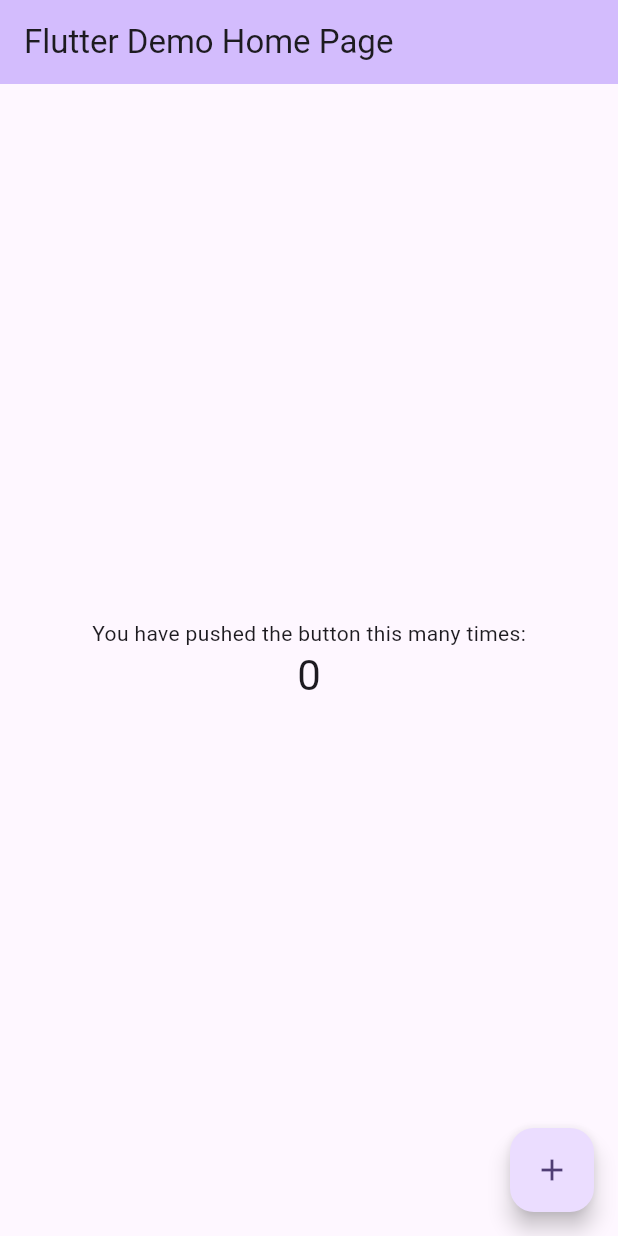
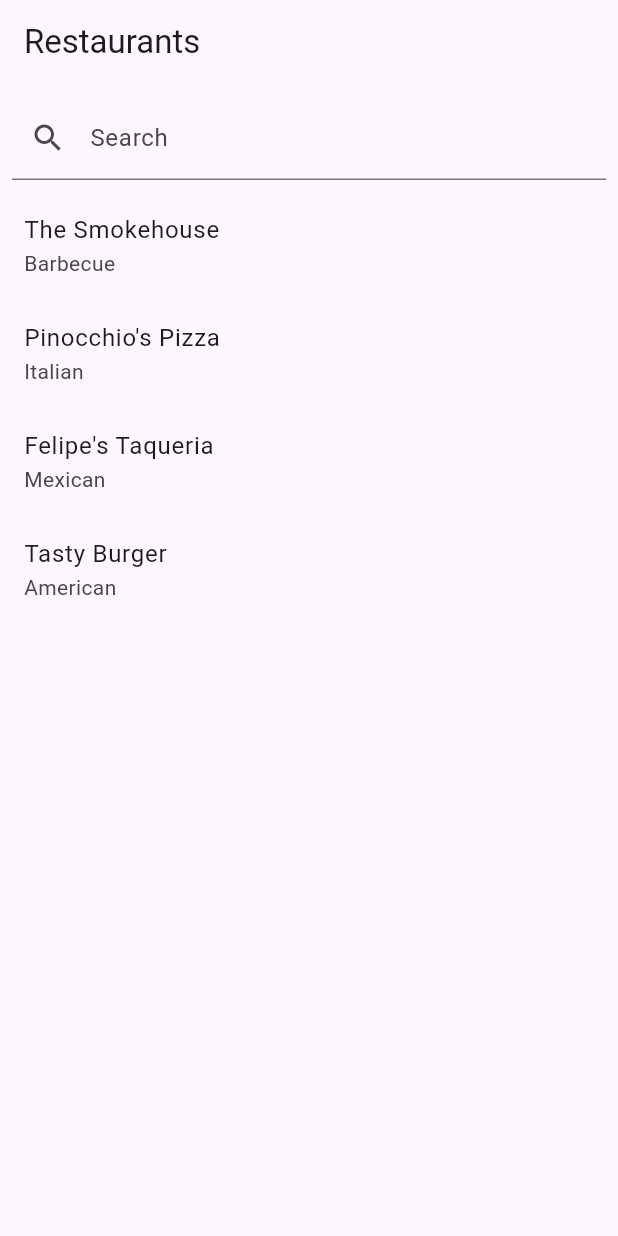
Before and after one commit to LucaXYB/restaurant_app, a Flutter app: the screen it shows after launch, on a phone screen of 412 x 824 dp. Run offline on Flutter 3.47's test engine with Material 3 defaults, Android fonts, the phone set to English and light mode, and no system bars; our stand-ins replace flutter_riverpod.

Commit message:
Inplement restaurant app: Show the list, basic Search

```diff
--- /dev/null
+++ b/assets/restaurants.json
@@ -0,0 +1,22 @@
+[
+    {
+        "id": 1,
+        "name": "The Smokehouse",
+        "cuisine": "Barbecue"
+    },
+    {
+        "id": 2,
+        "name": "Pinocchio's Pizza",
+        "cuisine": "Italian"
+    },
+    {
+        "id": 3,
+        "name": "Felipe's Taqueria",
+        "cuisine": "Mexican"
+    },
+    {
+        "id": 4,
+        "name": "Tasty Burger",
+        "cuisine": "American"
+    }
+]
--- a/lib/main.dart
+++ b/lib/main.dart
@@ -1,7 +1,10 @@
 import 'package:flutter/material.dart';
+import 'package:flutter_riverpod/flutter_riverpod.dart';
+import 'restaurant_list.dart';
 
 void main() {
-  runApp(const MyApp());
+  //runApp(const MyApp());
+  runApp(const ProviderScope(child: MyApp()));
 }
 
 class MyApp extends StatelessWidget {
@@ -11,7 +14,8 @@ class MyApp extends StatelessWidget {
   @override
   Widget build(BuildContext context) {
     return MaterialApp(
-      title: 'Flutter Demo',
+      //title: 'Flutter Demo',
+      title: 'Restaurant App',
       theme: ThemeData(
         // This is the theme of your application.
         //
@@ -31,7 +35,8 @@ class MyApp extends StatelessWidget {
         colorScheme: ColorScheme.fromSeed(seedColor: Colors.deepPurple),
         useMaterial3: true,
       ),
-      home: const MyHomePage(title: 'Flutter Demo Home Page'),
+      //home: const MyHomePage(title: 'Flutter Demo Home Page'),
+      home: const RestaurantList(),
     );
   }
 }
--- /dev/null
+++ b/lib/restaurant_list.dart
@@ -0,0 +1,70 @@
+import 'package:flutter/material.dart';
+import 'package:flutter_riverpod/flutter_riverpod.dart';
+import 'restaurant_provider.dart';
+
+class RestaurantList extends ConsumerStatefulWidget {
+  const RestaurantList({Key? key}) : super(key: key);
+
+  @override
+  _RestaurantListState createState() => _RestaurantListState();
+}
+
+class _RestaurantListState extends ConsumerState<RestaurantList> {
+  late TextEditingController searchController;
+
+  @override
+  void initState() {
+    super.initState();
+    // 初始化时绑定初始状态
+    searchController = TextEditingController(text: ref.read(searchProvider));
+
+    // 监听 TextEditingController 的变化并更新状态
+    searchController.addListener(() {
+      ref.read(searchProvider.notifier).state = searchController.text;
+    });
+  }
+
+  @override
+  void dispose() {
+    searchController.dispose();
+    super.dispose();
+  }
+
+  @override
+  Widget build(BuildContext context) {
+    final restaurants = ref.watch(filteredRestaurantProvider);
+
+    return Scaffold(
+      appBar: AppBar(title: const Text('Restaurants')),
+      body: Column(
+        children: [
+          Padding(
+            padding: const EdgeInsets.all(8.0),
+            child: TextField(
+              controller: searchController,
+              decoration: const InputDecoration(
+                labelText: 'Search',
+                prefixIcon: Icon(Icons.search),
+              ),
+            ),
+          ),
+          Expanded(
+            child: restaurants.when(
+              data: (data) => ListView.builder(
+                itemCount: data.length,
+                itemBuilder: (context, index) {
+                  return ListTile(
+                    title: Text(data[index].name),
+                    subtitle: Text(data[index].cuisine),
+                  );
+                },
+              ),
+              loading: () => const Center(child: CircularProgressIndicator()),
+              error: (error, stack) => Center(child: Text('Error: $error')),
+            ),
+          ),
+        ],
+      ),
+    );
+  }
+}
--- /dev/null
+++ b/lib/restaurant_model.dart
@@ -0,0 +1,12 @@
+class Restaurant {
+  final int id;
+  final String name;
+  final String cuisine;
+
+  Restaurant({required this.id, required this.name, required this.cuisine});
+
+  factory Restaurant.fromJson(Map<String, dynamic> json) {
+    return Restaurant(
+        id: json['id'], name: json['name'], cuisine: json['cuisine']);
+  }
+}
--- /dev/null
+++ b/lib/restaurant_provider.dart
@@ -0,0 +1,26 @@
+import 'dart:convert';
+import 'package:flutter/services.dart';
+import 'package:flutter_riverpod/flutter_riverpod.dart';
+import 'restaurant_model.dart';
+
+final searchProvider = StateProvider<String>((ref) => '');
+
+final restaurantProvider = FutureProvider<List<Restaurant>>((ref) async {
+  final String response =
+      await rootBundle.loadString('assets/restaurants.json');
+  final List<dynamic> data = json.decode(response);
+  return data.map((json) => Restaurant.fromJson(json)).toList();
+});
+
+final filteredRestaurantProvider =
+    Provider<AsyncValue<List<Restaurant>>>((ref) {
+  final search = ref.watch(searchProvider);
+  final restaurants = ref.watch(restaurantProvider);
+
+  return restaurants.whenData(
+    (restaurantList) => restaurantList
+        .where((restaurant) =>
+            restaurant.name.toLowerCase().contains(search.toLowerCase()))
+        .toList(),
+  );
+});
--- a/pubspec.yaml
+++ b/pubspec.yaml
@@ -35,6 +35,7 @@ dependencies:
   # The following adds the Cupertino Icons font to your application.
   # Use with the CupertinoIcons class for iOS style icons.
   cupertino_icons: ^1.0.8
+  flutter_riverpod: ^2.5.1
 
 dev_dependencies:
   flutter_test:
@@ -46,6 +47,7 @@ dev_dependencies:
   # package. See that file for information about deactivating specific lint
   # rules and activating additional ones.
   flutter_lints: ^4.0.0
+
 
 # For information on the generic Dart part of this file, see the
 # following page: https://dart.dev/tools/pub/pubspec
@@ -88,3 +90,7 @@ flutter:
   #
   # For details regarding fonts from package dependencies,
   # see https://flutter.dev/to/font-from-package
+
+
+  assets:
+    - assets/restaurants.json
```
Also changed, not shown: pubspec.lock.
